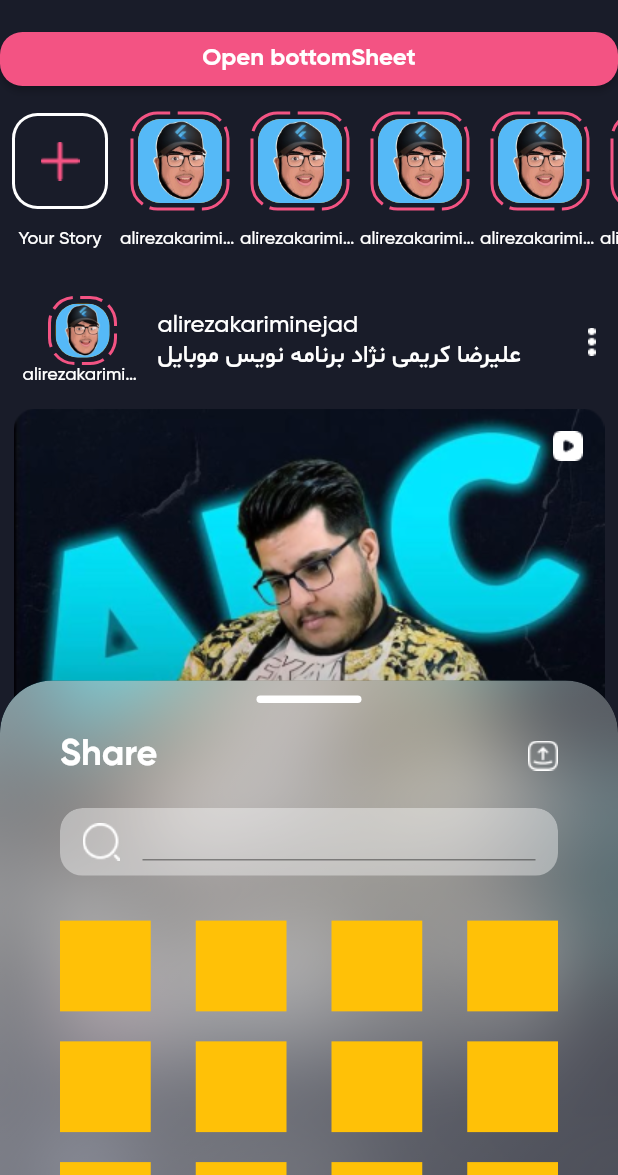
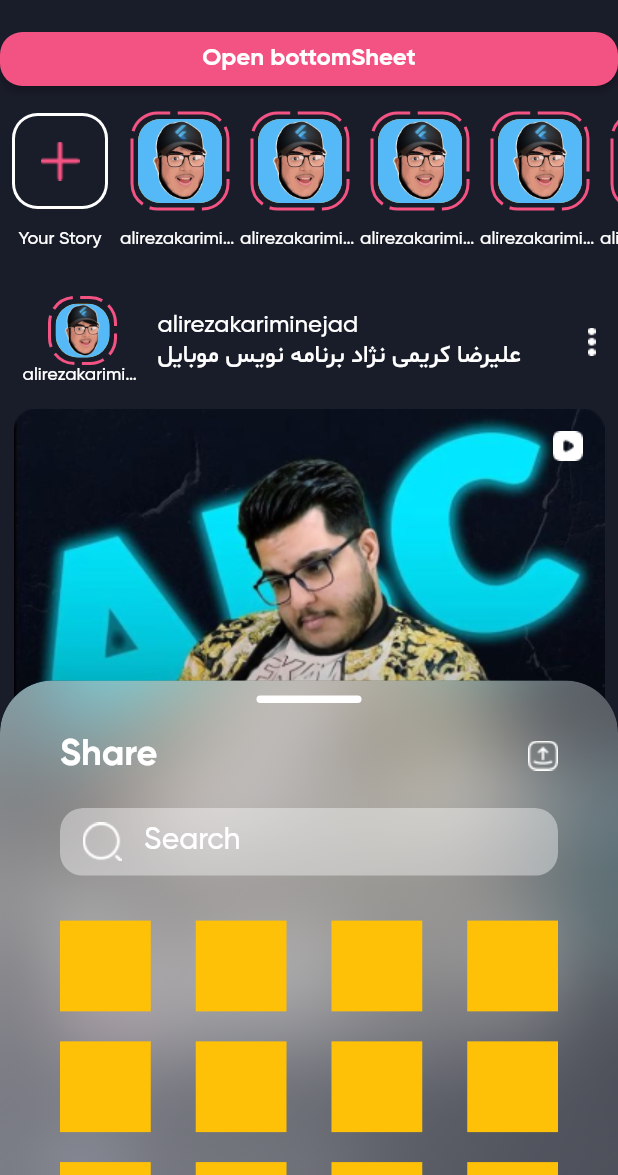
Before and after one commit to alirezakariminejad/flutter_instagram, a Flutter app: the screen it shows after launch, after a tap on "Open bottomSheet", on a phone screen of 412 x 824 dp, the part 61-1236 px from its top. Run offline on Flutter 3.47's test engine with Material 2 defaults, Android fonts, the phone set to English and light mode, and no system bars; drawn by our look-alikes of dotted_border.

Commit message:
Change InputDecoration of TextField

```diff
--- a/lib/screens/share_BottomSheet.dart
+++ b/lib/screens/share_BottomSheet.dart
@@ -91,7 +91,7 @@ class ShareBottomSheet extends StatelessWidget {
                 ),
                 child: Padding(
                   padding:
-                      EdgeInsets.symmetric(horizontal: 15.0, vertical: 10.0),
+                      EdgeInsets.symmetric(horizontal: 15.0, vertical: 0.0),
                   child: Row(
                     children: [
                       Image.asset('assets/images/icon_search.png'),
@@ -99,6 +99,14 @@ class ShareBottomSheet extends StatelessWidget {
                       Expanded(
                         child: TextField(
                           style: TextStyle(fontSize: 20.0),
+                          decoration: InputDecoration(
+                            enabledBorder: InputBorder.none,
+                            focusedBorder: InputBorder.none,
+                            hintText: 'Search',
+                            hintStyle: TextStyle(
+                              color: ColorConstants.white,
+                            ),
+                          ),
                         ),
                       ),
                     ],
```
